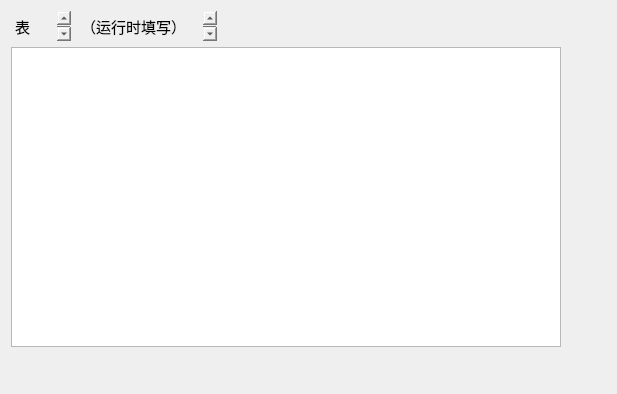
Old version of the form forms/database.ui in the repository FrancisOWO/QtDemo-DB.
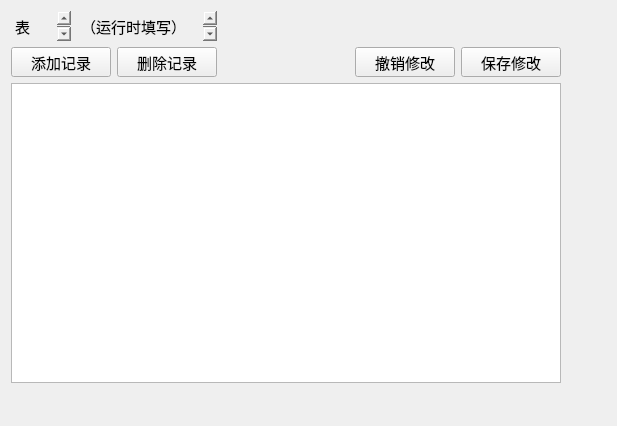
New version of the form.

Commit message: 添加 增删改 功能

```diff
--- a/forms/database.ui
+++ b/forms/database.ui
@@ -7,7 +7,7 @@
     <x>0</x>
     <y>0</y>
     <width>617</width>
-    <height>394</height>
+    <height>426</height>
    </rect>
   </property>
   <property name="windowTitle">
@@ -41,7 +41,7 @@
      </property>
     </widget>
    </item>
-   <item row="0" column="1">
+   <item row="0" column="1" colspan="2">
     <widget class="QPlainTextEdit" name="ptxtTableName">
      <property name="minimumSize">
       <size>
@@ -68,7 +68,7 @@
      </property>
     </widget>
    </item>
-   <item row="0" column="2" colspan="2">
+   <item row="0" column="3" colspan="4">
     <spacer name="horizontalSpacer_3">
      <property name="orientation">
       <enum>Qt::Horizontal</enum>
@@ -81,7 +81,116 @@
      </property>
     </spacer>
    </item>
-   <item row="1" column="0" colspan="3">
+   <item row="1" column="0" colspan="2">
+    <widget class="QPushButton" name="pbtnAdd">
+     <property name="minimumSize">
+      <size>
+       <width>100</width>
+       <height>30</height>
+      </size>
+     </property>
+     <property name="maximumSize">
+      <size>
+       <width>100</width>
+       <height>30</height>
+      </size>
+     </property>
+     <property name="font">
+      <font>
+       <pointsize>11</pointsize>
+      </font>
+     </property>
+     <property name="text">
+      <string>添加记录</string>
+     </property>
+    </widget>
+   </item>
+   <item row="1" column="2">
+    <widget class="QPushButton" name="pbtnDel">
+     <property name="minimumSize">
+      <size>
+       <width>100</width>
+       <height>30</height>
+      </size>
+     </property>
+     <property name="maximumSize">
+      <size>
+       <width>100</width>
+       <height>30</height>
+      </size>
+     </property>
+     <property name="font">
+      <font>
+       <pointsize>11</pointsize>
+      </font>
+     </property>
+     <property name="text">
+      <string>删除记录</string>
+     </property>
+    </widget>
+   </item>
+   <item row="1" column="3">
+    <spacer name="horizontalSpacer_4">
+     <property name="orientation">
+      <enum>Qt::Horizontal</enum>
+     </property>
+     <property name="sizeHint" stdset="0">
+      <size>
+       <width>123</width>
+       <height>20</height>
+      </size>
+     </property>
+    </spacer>
+   </item>
+   <item row="1" column="4">
+    <widget class="QPushButton" name="pbtnUndo">
+     <property name="minimumSize">
+      <size>
+       <width>100</width>
+       <height>30</height>
+      </size>
+     </property>
+     <property name="maximumSize">
+      <size>
+       <width>100</width>
+       <height>30</height>
+      </size>
+     </property>
+     <property name="font">
+      <font>
+       <pointsize>11</pointsize>
+      </font>
+     </property>
+     <property name="text">
+      <string>撤销修改</string>
+     </property>
+    </widget>
+   </item>
+   <item row="1" column="5">
+    <widget class="QPushButton" name="pbtnSave">
+     <property name="minimumSize">
+      <size>
+       <width>100</width>
+       <height>30</height>
+      </size>
+     </property>
+     <property name="maximumSize">
+      <size>
+       <width>100</width>
+       <height>30</height>
+      </size>
+     </property>
+     <property name="font">
+      <font>
+       <pointsize>11</pointsize>
+      </font>
+     </property>
+     <property name="text">
+      <string>保存修改</string>
+     </property>
+    </widget>
+   </item>
+   <item row="2" column="0" colspan="6">
     <widget class="QTableView" name="tblShow">
      <property name="minimumSize">
       <size>
@@ -91,8 +200,8 @@
      </property>
     </widget>
    </item>
-   <item row="1" column="3">
-    <spacer name="horizontalSpacer_2">
+   <item row="2" column="6">
+    <spacer name="horizontalSpacer_5">
      <property name="orientation">
       <enum>Qt::Horizontal</enum>
      </property>
@@ -104,7 +213,7 @@
      </property>
     </spacer>
    </item>
-   <item row="2" column="1">
+   <item row="3" column="2">
     <spacer name="verticalSpacer">
      <property name="orientation">
       <enum>Qt::Vertical</enum>
```
The commit also changes 3 other files.
